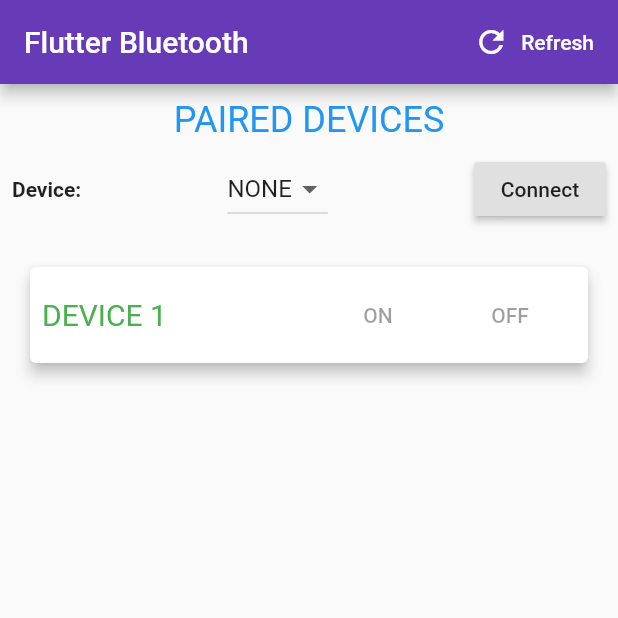
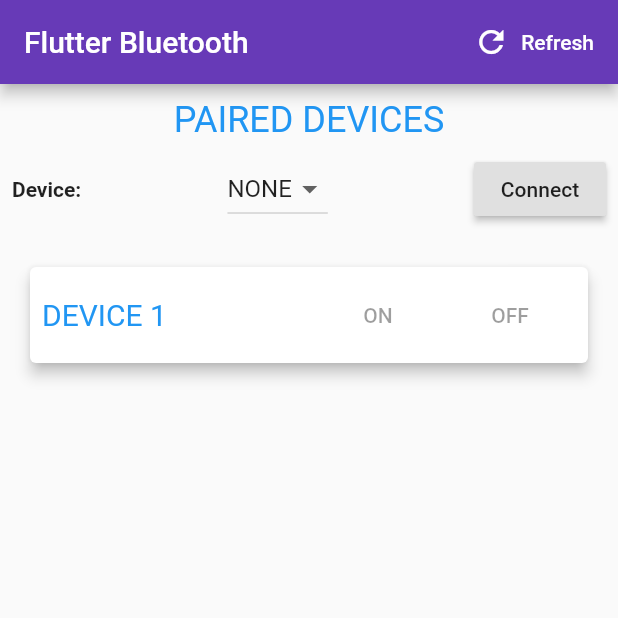
Before and after one commit to acedev1/flutter_bluetooth, a Flutter app: the screen it shows after launch, on a phone screen of 412 x 824 dp, the top half of it. Run offline on Flutter 3.47's test engine with Material 2 defaults, Android fonts, the phone set to English and light mode, and no system bars; our stand-ins replace flutter_bluetooth_serial.

Commit message:
Improved the UI

```diff
--- a/lib/main.dart
+++ b/lib/main.dart
@@ -39,7 +39,18 @@ class _BluetoothAppState extends State<BluetoothApp> {
 
   BluetoothConnection connection;
 
+  int _deviceState;
+
   bool isDisconnecting = false;
+
+  Map<String, Color> colors = {
+    'onBorderColor': Colors.green,
+    'offBorderColor': Colors.red,
+    'neutralBorderColor': Colors.transparent,
+    'onTextColor': Colors.green[700],
+    'offTextColor': Colors.red[700],
+    'neutralTextColor': Colors.blue,
+  };
 
   bool get isConnected => connection != null && connection.isConnected;
 
@@ -52,6 +63,8 @@ class _BluetoothAppState extends State<BluetoothApp> {
   @override
   void initState() {
     super.initState();
+
+    _deviceState = 0; // neutral
 
     // If the bluetooth of the device is not enabled,
     // then request permission to turn on bluetooth
@@ -192,7 +205,18 @@ class _BluetoothAppState extends State<BluetoothApp> {
               Padding(
                 padding: const EdgeInsets.all(16.0),
                 child: Card(
-                  elevation: 4,
+                  shape: RoundedRectangleBorder(
+                    side: new BorderSide(
+                      color: _deviceState == 0
+                          ? colors['neutralBorderColor']
+                          : _deviceState == 1
+                              ? colors['onBorderColor']
+                              : colors['offBorderColor'],
+                      width: 3,
+                    ),
+                    borderRadius: BorderRadius.circular(4.0),
+                  ),
+                  elevation: _deviceState == 0 ? 4 : 0,
                   child: Padding(
                     padding: const EdgeInsets.all(8.0),
                     child: Row(
@@ -202,7 +226,11 @@ class _BluetoothAppState extends State<BluetoothApp> {
                             "DEVICE 1",
                             style: TextStyle(
                               fontSize: 20,
-                              color: Colors.green,
+                              color: _deviceState == 0
+                                  ? colors['neutralTextColor']
+                                  : _deviceState == 1
+                                      ? colors['onTextColor']
+                                      : colors['offTextColor'],
                             ),
                           ),
                         ),
@@ -305,6 +333,7 @@ class _BluetoothAppState extends State<BluetoothApp> {
           print('Cannot connect, exception occured');
           print(error);
         });
+        show('Device connected');
 
         setState(() => _pressed = false);
       }
@@ -341,9 +370,11 @@ class _BluetoothAppState extends State<BluetoothApp> {
   void _disconnect() async {
     setState(() {
       _pressed = true;
+      _deviceState = 0;
     });
 
     await connection.close();
+    show('Device disconnected');
     if (!connection.isConnected) {
       setState(() {
         _connected = false;
@@ -357,6 +388,10 @@ class _BluetoothAppState extends State<BluetoothApp> {
   void _sendOnMessageToBluetooth() async {
     connection.output.add(utf8.encode("1" + "\r\n"));
     await connection.output.allSent;
+    show('Device Turned On');
+    setState(() {
+      _deviceState = 1; // device on
+    });
   }
 
   // Method to send message,
@@ -364,6 +399,10 @@ class _BluetoothAppState extends State<BluetoothApp> {
   void _sendOffMessageToBluetooth() async {
     connection.output.add(utf8.encode("0" + "\r\n"));
     await connection.output.allSent;
+    show('Device Turned Off');
+    setState(() {
+      _deviceState = -1; // device off
+    });
   }
 
   // Method to show a Snackbar,
```
